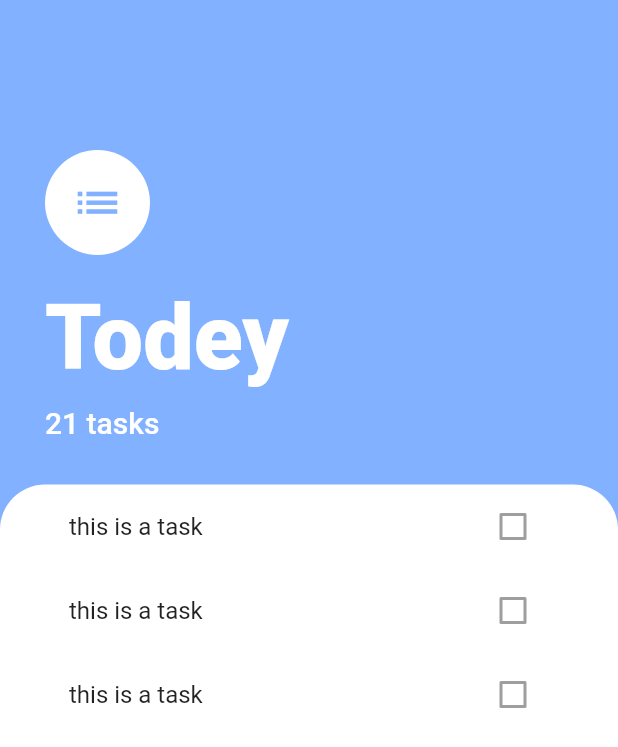
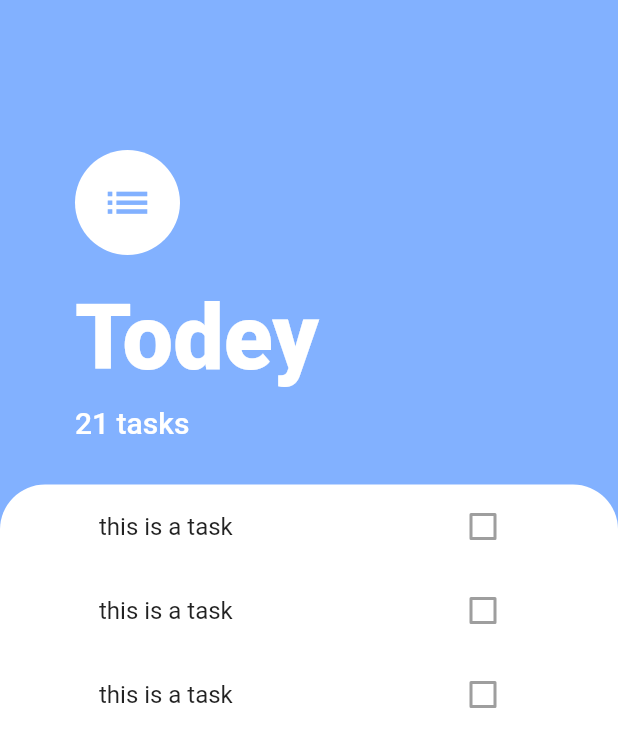
Before and after one commit to akshaykoni174285/todey_flutter, a Flutter app: the screen it shows after launch, on a phone screen of 412 x 824 dp. Shown: the top 747 px of the screen. Run offline on Flutter 3.47's test engine with Material 2 defaults, Android fonts, the phone set to English and light mode, and no system bars.

Commit message:
updated ui

```diff
--- a/lib/screens/task_screen.dart
+++ b/lib/screens/task_screen.dart
@@ -13,7 +13,7 @@ class TasksScreen extends StatelessWidget {
         crossAxisAlignment: CrossAxisAlignment.start,
         children: [
           Container(
-            padding: EdgeInsets.only(top: 100, right: 30, left: 30, bottom: 30),
+            padding: EdgeInsets.only(top: 100, right: 50, left: 50, bottom: 30),
             child: Column(
               crossAxisAlignment: CrossAxisAlignment.start,
               children: [
@@ -53,7 +53,7 @@ class TasksScreen extends StatelessWidget {
           ),
           Expanded(
             child: Container(
-              padding: EdgeInsets.symmetric(horizontal: 30),
+              padding: EdgeInsets.symmetric(horizontal: 50),
               child: TaskList(),
               decoration: BoxDecoration(
                 color: Colors.white,
```
